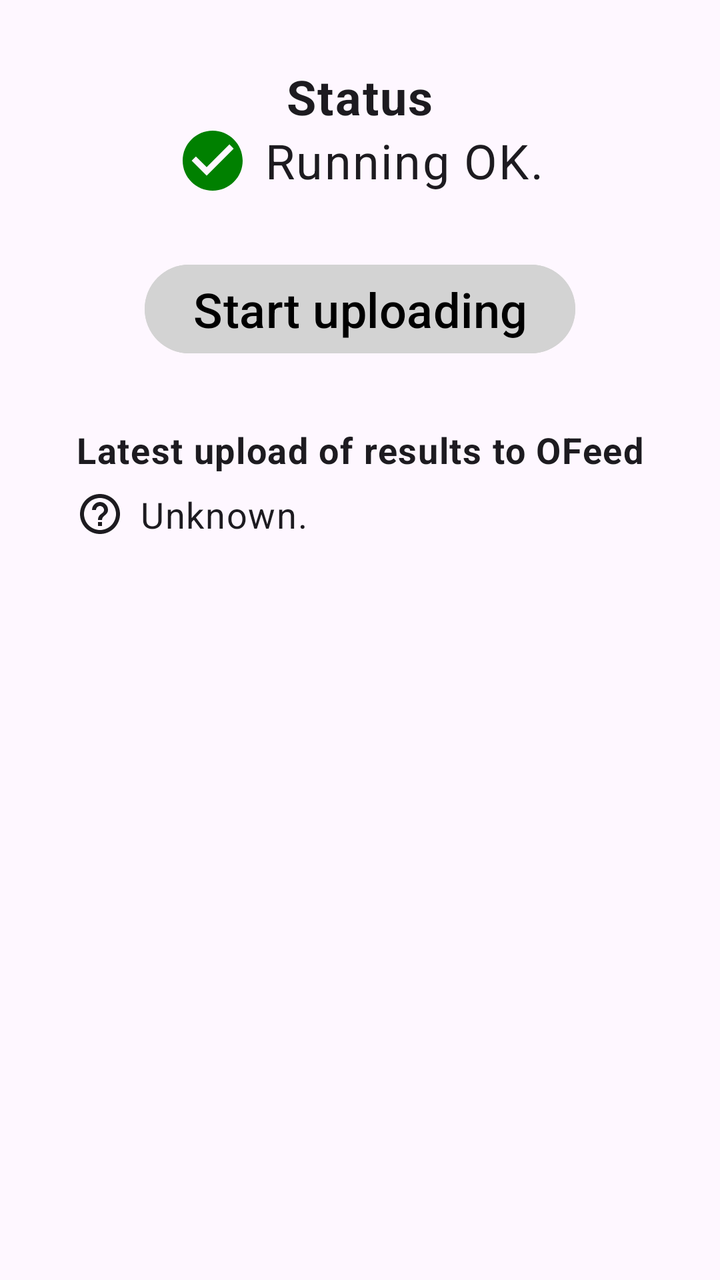
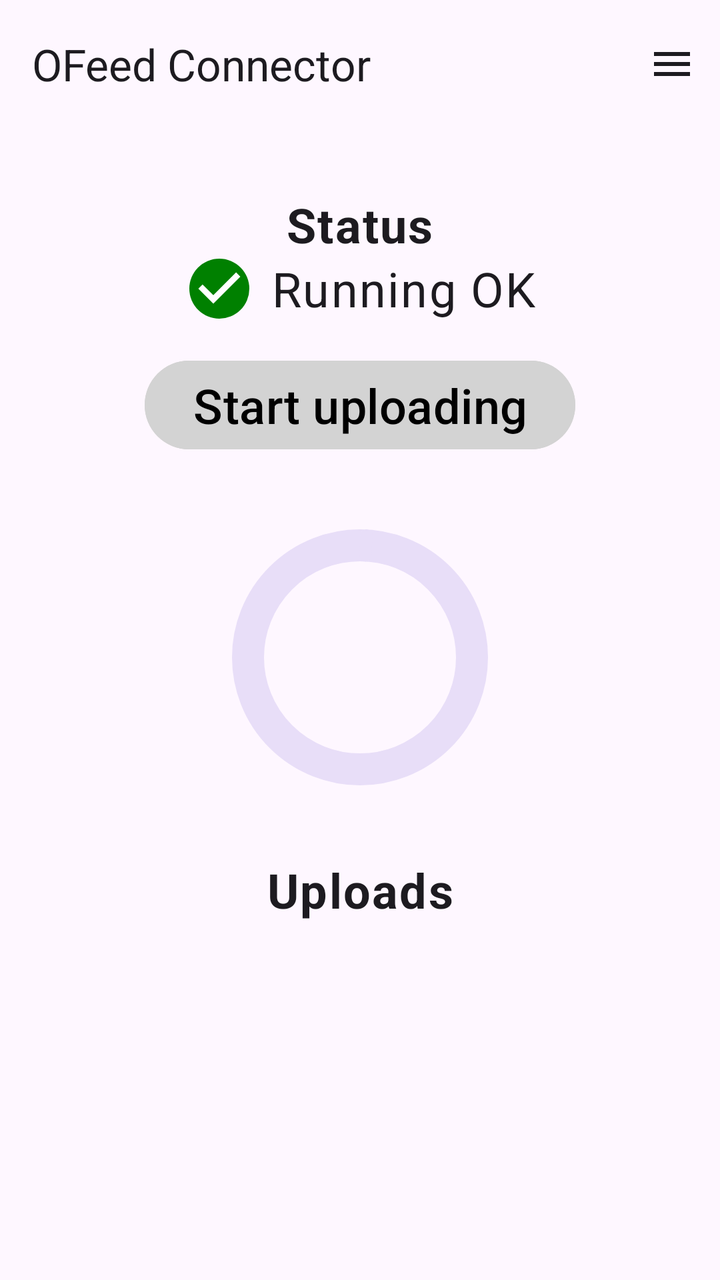

The first picture is an Android layout as it rendered before a commit; the second is the same layout after the commit. The layout source and the unified diff follow.
<!-- AndroidManifest.xml: application theme Theme.ofeed_sidroid_connector -->
<!-- res/layout/main_activity.xml -->
<?xml version="1.0" encoding="utf-8"?>
<androidx.constraintlayout.widget.ConstraintLayout
    xmlns:android="http://schemas.android.com/apk/res/android"
    xmlns:app="http://schemas.android.com/apk/res-auto"
    xmlns:tools="http://schemas.android.com/tools"
    android:id="@+id/main"
    android:layout_width="match_parent"
    android:layout_height="match_parent"
    android:layout_marginStart="8dp"
    android:layout_marginEnd="8dp"
    android:keepScreenOn="true"
    android:fitsSystemWindows="true"
    tools:context=".MainActivity">

    <TextView
        android:id="@+id/main_service_status_caption"
        style="@style/medium_bold_wrap_content"
        android:textSize="24sp"
        android:text="@string/status"
        android:layout_marginTop="32dp"
        app:layout_constraintStart_toStartOf="parent"
        app:layout_constraintEnd_toEndOf="parent"
        app:layout_constraintTop_toTopOf="parent" />

    <ImageView
        android:id="@+id/main_service_status_icon"
        android:layout_width="36dp"
        android:layout_height="36dp"
        app:srcCompat="@drawable/status_ok"
        tools:ignore="ContentDescription"
        app:layout_constraintHorizontal_chainStyle="packed"
        app:layout_constraintStart_toStartOf="parent"
        app:layout_constraintEnd_toStartOf="@id/main_service_status"
        app:layout_constraintTop_toTopOf="@id/main_service_status"
        app:layout_constraintBottom_toBottomOf="@id/main_service_status" />
    <TextView
        android:id="@+id/main_service_status"
        style="@style/medium_wrap_content"
        android:textSize="24sp"
        android:text="@string/status_running"
        android:layout_marginTop="32dp"
        android:layout_marginStart="8dp"
        app:layout_constraintStart_toEndOf="@id/main_service_status_icon"
        app:layout_constraintEnd_toEndOf="parent"
        app:layout_constraintTop_toTopOf="@id/main_service_status_caption" />
    <TextView
        android:id="@+id/main_service_status_help"
        style="@style/medium_wrap_content"
        android:text="@string/si_droid_unreachable_message"
        android:visibility="gone"
        app:layout_constraintStart_toStartOf="parent"
        app:layout_constraintEnd_toEndOf="parent"
        app:layout_constraintTop_toBottomOf="@id/main_service_status" />

    <Button
        android:id="@+id/main_start_button"
        style="@style/button_style_24sp"
        android:layout_marginTop="32dp"
        android:text="@string/start_uploading"
        app:layout_constraintStart_toStartOf="parent"
        app:layout_constraintEnd_toEndOf="parent"
        app:layout_constraintTop_toBottomOf="@id/main_service_status_help" />

    <TextView
        android:id="@+id/main_http_call_status_caption"
        style="@style/medium_bold_wrap_content"
        android:text="@string/status_latest_update"
        android:layout_marginTop="32dp"
        app:layout_constraintStart_toStartOf="parent"
        app:layout_constraintEnd_toEndOf="parent"
        app:layout_constraintTop_toBottomOf="@id/main_start_button" />
    <ImageView
        android:id="@+id/main_http_call_status_icon"
        android:layout_width="wrap_content"
        android:layout_height="wrap_content"
        android:layout_marginTop="8dp"
        app:srcCompat="@drawable/help"
        tools:ignore="ContentDescription"
        app:layout_constraintStart_toStartOf="@id/main_http_call_status_caption"
        app:layout_constraintTop_toBottomOf="@id/main_http_call_status_caption" />
    <TextView
        android:id="@+id/main_http_call_status"
        style="@style/medium_wrap_content"
        android:text="@string/status_unknown"
        android:layout_marginStart="8dp"
        app:layout_constraintStart_toEndOf="@id/main_http_call_status_icon"
        app:layout_constraintTop_toTopOf="@id/main_http_call_status_icon"
        app:layout_constraintBottom_toBottomOf="@id/main_http_call_status_icon" />

    <androidx.coordinatorlayout.widget.CoordinatorLayout
        android:id="@+id/main_snackbar_anchor"
        android:layout_width="match_parent"
        android:layout_height="wrap_content"
        app:layout_constraintStart_toStartOf="parent"
        app:layout_constraintBottom_toBottomOf="parent" />

</androidx.constraintlayout.widget.ConstraintLayout>
<!-- resources referenced by this layout -->
<resources>
  <!-- drawable help (drawable) -->
  <vector xmlns:android="http://schemas.android.com/apk/res/android"
      android:width="24dp"
      android:height="24dp"
      android:viewportWidth="24.0"
      android:viewportHeight="24.0">
      <path
          android:fillColor="?attr/colorOnBackground"
          android:pathData="M11,18h2v-2h-2v2zM12,2C6.48,2 2,6.48 2,12s4.48,10 10,10 10,-4.48 10,-10S17.52,2 12,2zM12,20c-4.41,0 -8,-3.59 -8,-8s3.59,-8 8,-8 8,3.59 8,8 -3.59,8 -8,8zM12,6c-2.21,0 -4,1.79 -4,4h2c0,-1.1 0.9,-2 2,-2s2,0.9 2,2c0,2 -3,1.75 -3,5h2c0,-2.25 3,-2.5 3,-5 0,-2.21 -1.79,-4 -4,-4z" />
  </vector>
  <!-- drawable status_ok (drawable) -->
  <vector xmlns:android="http://schemas.android.com/apk/res/android"
      android:width="24dp"
      android:height="24dp"
      android:viewportWidth="24.0"
      android:viewportHeight="24.0">
      <path
          android:fillColor="#008000"
          android:pathData="M12 2C6.48 2 2 6.48 2 12s4.48 10 10 10 10-4.48 10-10S17.52 2 12 2zm-2 15-5-5 1.41-1.41L10 14.17l7.59-7.59L19 8l-9 9z"/>
  </vector>
  <string name="si_droid_unreachable_message">Make sure that:
          \n■ SI-Droid Event is running.
          \n■ Its <i>Result Service</i> is enabled
          \n■ Its port number matches this app\'s settings.
          \n\n<b>Troubleshooting</b> – If a service stops unexpectedly, check Android\'s
          Settings =&gt; Apps =&gt; <i>App Name</i> =&gt; Battery =&gt; <b>Unrestricted</b> or <b>Allow background usage</b>
          (or similar wordings).
      </string>
  <string name="start_uploading">Start uploading</string>
  <string name="status">Status</string>
  <string name="status_latest_update">Latest upload of results to OFeed</string>
  <string name="status_running">Running OK.</string>
  <string name="status_unknown">Unknown.</string>
  <style name="button_style_24sp" parent="button_style">"
          <item name="android:textSize">24sp</item>
      </style>
  <style name="medium_bold_wrap_content" parent="medium_wrap_content">
          <item name="android:textStyle">bold</item>
      </style>
  <style name="medium_wrap_content" parent="TextAppearance.Material3.BodyLarge">
          <item name="android:layout_width">wrap_content</item>
          <item name="android:layout_height">wrap_content</item>
          <item name="android:textSize">18sp</item>
      </style>
  <style name="Theme.ofeed_sidroid_connector" parent="Base.Theme.ofeed_sidroid_connector" />
  <style name="button_style" parent="Widget.Material3.Button">
          
          <item name="android:layout_width">wrap_content</item>
          <item name="android:layout_height">wrap_content</item>
          <item name="android:textSize">18sp</item>
          
          <item name="android:textColor">@color/button_text_color</item>
          <item name="android:backgroundTint">@color/button_tint_color</item>
      </style>
  <style name="Base.Theme.ofeed_sidroid_connector" parent="Theme.Material3.DayNight">
          
      </style>
</resources>

<!-- the commit's change to res/layout/main_activity.xml (unified diff, before → after) -->
@@ -10,7 +10,18 @@
     android:layout_marginEnd="8dp"
     android:keepScreenOn="true"
     android:fitsSystemWindows="true"
+    tools:ignore="ContentDescription"
     tools:context=".MainActivity">
+
+    <com.google.android.material.appbar.MaterialToolbar
+        android:id="@+id/main_toolbar"
+        android:layout_width="match_parent"
+        android:layout_height="?attr/actionBarSize"
+        app:menu="@menu/main_menu"
+        app:title="@string/app_title_ofeed_connector"
+        app:layout_constraintTop_toTopOf="parent"
+        app:layout_constraintStart_toStartOf="parent"
+        app:layout_constraintEnd_toEndOf="parent" />
 
     <TextView
         android:id="@+id/main_service_status_caption"
@@ -20,14 +31,13 @@
         android:layout_marginTop="32dp"
         app:layout_constraintStart_toStartOf="parent"
         app:layout_constraintEnd_toEndOf="parent"
-        app:layout_constraintTop_toTopOf="parent" />
+        app:layout_constraintTop_toBottomOf="@id/main_toolbar" />
 
     <ImageView
         android:id="@+id/main_service_status_icon"
         android:layout_width="36dp"
         android:layout_height="36dp"
         app:srcCompat="@drawable/status_ok"
-        tools:ignore="ContentDescription"
         app:layout_constraintHorizontal_chainStyle="packed"
         app:layout_constraintStart_toStartOf="parent"
         app:layout_constraintEnd_toStartOf="@id/main_service_status"
@@ -41,16 +51,19 @@
         android:layout_marginTop="32dp"
         android:layout_marginStart="8dp"
         app:layout_constraintStart_toEndOf="@id/main_service_status_icon"
+        app:layout_constraintEnd_toStartOf="@id/main_service_status_help"
+        app:layout_constraintTop_toTopOf="@id/main_service_status_caption" />
+    <ImageView
+        android:id="@+id/main_service_status_help"
+        android:layout_width="36dp"
+        android:layout_height="36dp"
+        android:layout_marginStart="8dp"
+        app:srcCompat="@drawable/help"
+        android:visibility="gone"
+        app:layout_constraintStart_toEndOf="@id/main_service_status"
         app:layout_constraintEnd_toEndOf="parent"
-        app:layout_constraintTop_toTopOf="@id/main_service_status_caption" />
-    <TextView
-        android:id="@+id/main_service_status_help"
-        style="@style/medium_wrap_content"
-        android:text="@string/si_droid_unreachable_message"
-        android:visibility="gone"
-        app:layout_constraintStart_toStartOf="parent"
-        app:layout_constraintEnd_toEndOf="parent"
-        app:layout_constraintTop_toBottomOf="@id/main_service_status" />
+        app:layout_constraintTop_toTopOf="@id/main_service_status"
+        app:layout_constraintBottom_toBottomOf="@id/main_service_status" />
 
     <Button
         android:id="@+id/main_start_button"
@@ -61,37 +74,83 @@
         app:layout_constraintEnd_toEndOf="parent"
         app:layout_constraintTop_toBottomOf="@id/main_service_status_help" />
 
-    <TextView
-        android:id="@+id/main_http_call_status_caption"
-        style="@style/medium_bold_wrap_content"
-        android:text="@string/status_latest_update"
+    <com.google.android.material.progressindicator.CircularProgressIndicator
+        android:id="@+id/main_countdown_indicator"
+        android:layout_width="128dp"
+        android:layout_height="128dp"
         android:layout_marginTop="32dp"
+        android:indeterminate="false"
+        app:indicatorSize="128dp"
+        app:trackThickness="16dp"
+        app:trackCornerRadius="3dp"
         app:layout_constraintStart_toStartOf="parent"
         app:layout_constraintEnd_toEndOf="parent"
         app:layout_constraintTop_toBottomOf="@id/main_start_button" />
+    <TextView
+        android:id="@+id/main_countdown_text"
+        style="@style/medium_bold_wrap_content"
+        android:textSize="24sp"
+        android:text="60"
+        tools:ignore="HardcodedText"
+        android:visibility="invisible"
+        app:layout_constraintStart_toStartOf="@id/main_countdown_indicator"
+        app:layout_constraintEnd_toEndOf="@id/main_countdown_indicator"
+        app:layout_constraintTop_toTopOf="@id/main_countdown_indicator"
+        app:layout_constraintBottom_toBottomOf="@id/main_countdown_indicator" />
+
     <ImageView
-        android:id="@+id/main_http_call_status_icon"
-        android:layout_width="wrap_content"
-        android:layout_height="wrap_content"
+        android:id="@+id/main_countdown_ok_icon"
+        android:layout_width="72dp"
+        android:layout_height="72dp"
+        app:srcCompat="@drawable/status_ok"
+        android:visibility="invisible"
+        tools:ignore="ContentDescription"
+        app:layout_constraintStart_toStartOf="@id/main_countdown_indicator"
+        app:layout_constraintEnd_toEndOf="@id/main_countdown_indicator"
+        app:layout_constraintTop_toTopOf="@id/main_countdown_indicator"
+        app:layout_constraintBottom_toBottomOf="@id/main_countdown_indicator" />
+
+    <ImageView
+        android:id="@+id/main_countdown_error_icon"
+        android:layout_width="72dp"
+        android:layout_height="72dp"
+        app:srcCompat="@drawable/error_red"
+        android:visibility="invisible"
+        tools:ignore="ContentDescription"
+        app:layout_constraintStart_toStartOf="@id/main_countdown_indicator"
+        app:layout_constraintEnd_toEndOf="@id/main_countdown_indicator"
+        app:layout_constraintTop_toTopOf="@id/main_countdown_indicator"
+        app:layout_constraintBottom_toBottomOf="@id/main_countdown_indicator" />
+
+    <androidx.appcompat.widget.AppCompatImageView
+        android:id="@+id/main_countdown_upload_icon"
+        android:layout_width="72dp"
+        android:layout_height="72dp"
+        app:srcCompat="@drawable/upload_animated"
+        android:visibility="invisible"
+        tools:ignore="ContentDescription"
+        app:layout_constraintStart_toStartOf="@id/main_countdown_indicator"
+        app:layout_constraintEnd_toEndOf="@id/main_countdown_indicator"
+        app:layout_constraintTop_toTopOf="@id/main_countdown_indicator"
+        app:layout_constraintBottom_toBottomOf="@id/main_countdown_indicator" />
+
+    <TextView
+        android:id="@+id/main_status_caption"
+        style="@style/medium_bold_wrap_content"
+        android:textSize="24sp"
+        android:layout_marginTop="32dp"
+        android:text="@string/uploads"
+        app:layout_constraintStart_toStartOf="parent"
+        app:layout_constraintEnd_toEndOf="parent"
+        app:layout_constraintTop_toBottomOf="@id/main_countdown_indicator" />
+
+    <androidx.recyclerview.widget.RecyclerView
+        android:id="@+id/main_status_recycler_view"
+        android:layout_width="0dp"
+        android:layout_height="0dp"
         android:layout_marginTop="8dp"
-        app:srcCompat="@drawable/help"
-        tools:ignore="ContentDescription"
-        app:layout_constraintStart_toStartOf="@id/main_http_call_status_caption"
-        app:layout_constraintTop_toBottomOf="@id/main_http_call_status_caption" />
-    <TextView
-        android:id="@+id/main_http_call_status"
-        style="@style/medium_wrap_content"
-        android:text="@string/status_unknown"
-        android:layout_marginStart="8dp"
-        app:layout_constraintStart_toEndOf="@id/main_http_call_status_icon"
-        app:layout_constraintTop_toTopOf="@id/main_http_call_status_icon"
-        app:layout_constraintBottom_toBottomOf="@id/main_http_call_status_icon" />
-
-    <androidx.coordinatorlayout.widget.CoordinatorLayout
-        android:id="@+id/main_snackbar_anchor"
-        android:layout_width="match_parent"
-        android:layout_height="wrap_content"
         app:layout_constraintStart_toStartOf="parent"
-        app:layout_constraintBottom_toBottomOf="parent" />
-
+        app:layout_constraintEnd_toEndOf="parent"
+        app:layout_constraintTop_toBottomOf="@id/main_status_caption"
+        app:layout_constraintBottom_toBottomOf="parent"/>
 </androidx.constraintlayout.widget.ConstraintLayout>
<!-- resource entries referenced after the edit -->
@@ -1,5 +1,18 @@
 <!-- resources referenced by this layout -->
 <resources>
+  <!-- drawable error_red (drawable) -->
+  <vector xmlns:android="http://schemas.android.com/apk/res/android"
+      android:width="24dp"
+      android:height="24dp"
+      android:viewportWidth="24.0"
+      android:viewportHeight="24.0">
+      <path
+          android:fillColor="#FF0000"
+          android:pathData="M2 12A10 10 0 0 1 22 12A10 10 0 0 1 2 12Z"/>
+      <path
+          android:fillColor="#FFFFFF"
+          android:pathData="M13 17h-2v-2h2v2zM13 13h-2V7h2v6z"/>
+  </vector>
   <!-- drawable help (drawable) -->
   <vector xmlns:android="http://schemas.android.com/apk/res/android"
       android:width="24dp"
@@ -18,21 +31,23 @@
       android:viewportHeight="24.0">
       <path
           android:fillColor="#008000"
-          android:pathData="M12 2C6.48 2 2 6.48 2 12s4.48 10 10 10 10-4.48 10-10S17.52 2 12 2zm-2 15-5-5 1.41-1.41L10 14.17l7.59-7.59L19 8l-9 9z"/>
+          android:pathData="M2 12A10 10 0 0 1 22 12A10 10 0 0 1 2 12Z"/>
+      <path
+          android:fillColor="#FFFFFF"
+          android:pathData="M10 17L5 12 6.41 10.59 10 14.17 17.59 6.58 19 8 10 17Z"/>
   </vector>
-  <string name="si_droid_unreachable_message">Make sure that:
-          \n■ SI-Droid Event is running.
-          \n■ Its <i>Result Service</i> is enabled
-          \n■ Its port number matches this app\'s settings.
-          \n\n<b>Troubleshooting</b> – If a service stops unexpectedly, check Android\'s
-          Settings =&gt; Apps =&gt; <i>App Name</i> =&gt; Battery =&gt; <b>Unrestricted</b> or <b>Allow background usage</b>
-          (or similar wordings).
-      </string>
+  <!-- drawable upload_animated (drawable) -->
+  <animated-vector xmlns:android="http://schemas.android.com/apk/res/android"
+      android:drawable="@drawable/upload">
+      <target
+          android:name="reveal"
+          android:animation="@animator/upload_animator" />
+  </animated-vector>
+  <string name="app_title_ofeed_connector" translatable="false">OFeed Connector</string>
   <string name="start_uploading">Start uploading</string>
   <string name="status">Status</string>
-  <string name="status_latest_update">Latest upload of results to OFeed</string>
-  <string name="status_running">Running OK.</string>
-  <string name="status_unknown">Unknown.</string>
+  <string name="status_running">Running OK</string>
+  <string name="uploads">Uploads</string>
   <style name="button_style_24sp" parent="button_style">"
           <item name="android:textSize">24sp</item>
       </style>
@@ -45,6 +60,26 @@
           <item name="android:textSize">18sp</item>
       </style>
   <style name="Theme.ofeed_sidroid_connector" parent="Base.Theme.ofeed_sidroid_connector" />
+  <!-- drawable upload (drawable) -->
+  <vector xmlns:android="http://schemas.android.com/apk/res/android"
+      android:width="24dp"
+      android:height="24dp"
+      android:viewportWidth="24.0"
+      android:viewportHeight="24.0">
+      <path
+          android:fillColor="?attr/colorOnBackground"
+          android:pathData="M5 20h14v-2h-14v2z" />
+  
+      <group>
+          <clip-path
+              android:name="reveal"
+              android:pathData="M0,16 H24 V24 H0 Z" />
+          <path
+              android:name="upload_animated_arrow"
+              android:fillColor="?attr/colorOnBackground"
+              android:pathData="M5 10h4v6h6v-6h4l-7 -7L5 10z" />
+      </group>
+  </vector>
   <style name="button_style" parent="Widget.Material3.Button">
           
           <item name="android:layout_width">wrap_content</item>
@@ -54,7 +89,7 @@
           <item name="android:textColor">@color/button_text_color</item>
           <item name="android:backgroundTint">@color/button_tint_color</item>
       </style>
-  <style name="Base.Theme.ofeed_sidroid_connector" parent="Theme.Material3.DayNight">
+  <style name="Base.Theme.ofeed_sidroid_connector" parent="Theme.Material3.DayNight.NoActionBar">
           
       </style>
 </resources>
